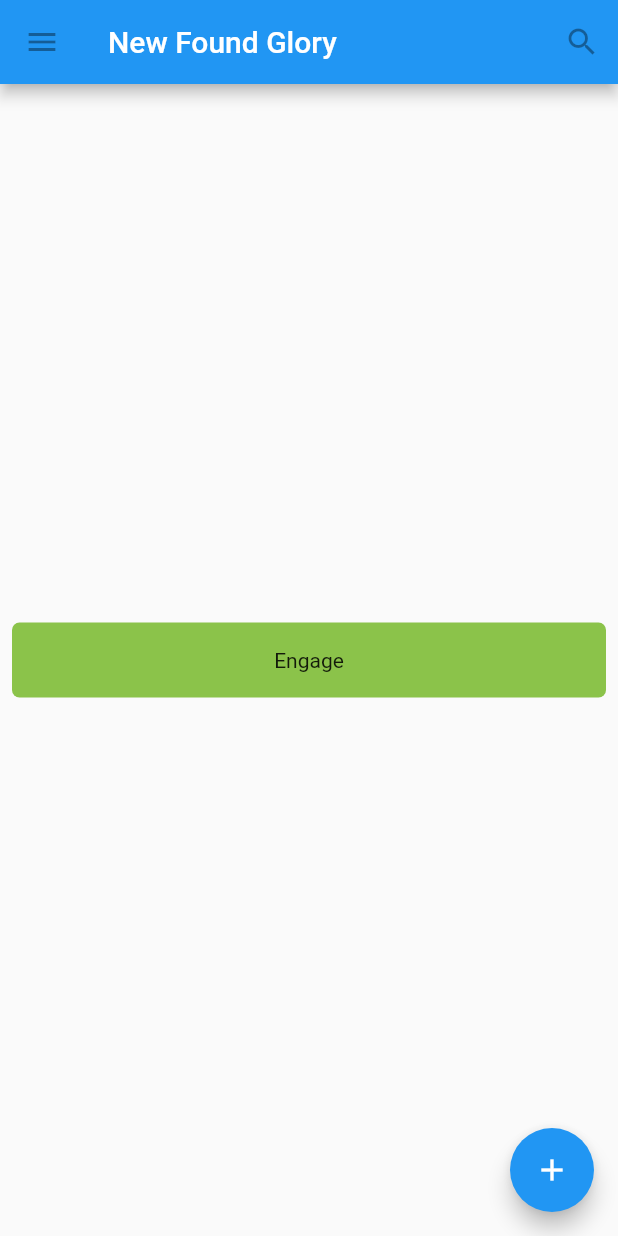
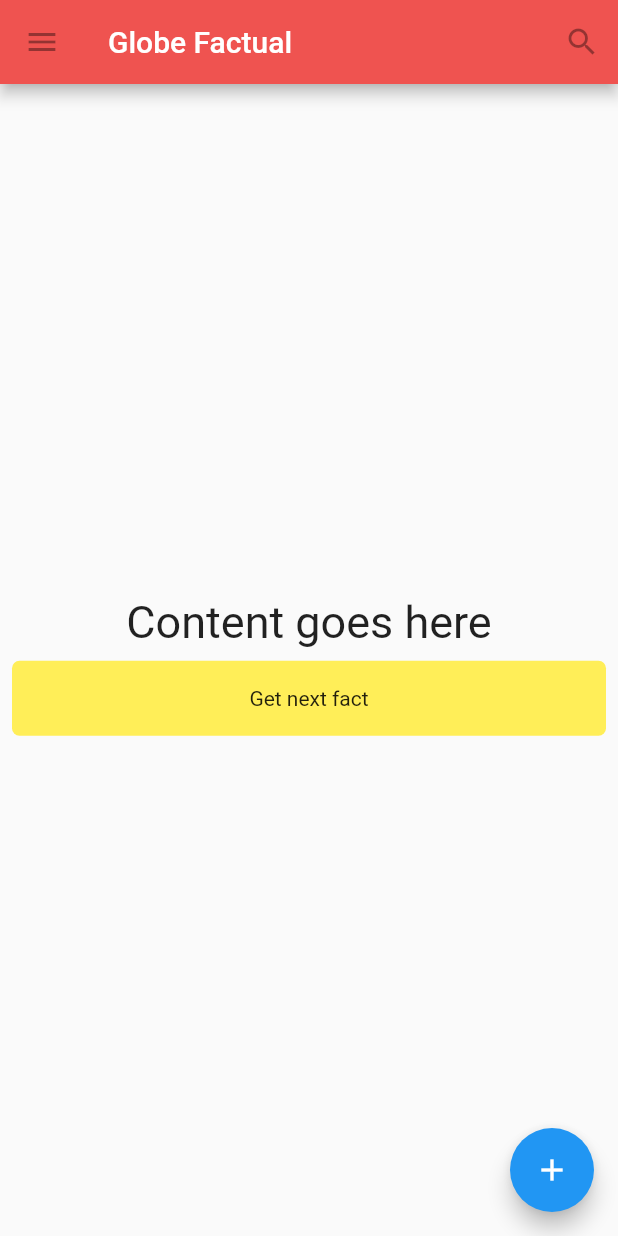
Before and after one commit to doctype-Melvin/flutter-api, a Flutter app: the HomePage screen opened directly, on a phone screen of 412 x 824 dp. Run offline on Flutter 3.47's test engine with Material 2 defaults, Android fonts, the phone set to English and light mode, and no system bars.

Commit message:
basic app layout with Scaffolding

```diff
--- a/lib/main.dart
+++ b/lib/main.dart
@@ -3,6 +3,7 @@ import 'package:flutter/material.dart';
 void main() {
   runApp(
     const MaterialApp(
+      title: 'Globe Factual',
       home: Scaffold(),
     ),
   );
@@ -15,12 +16,13 @@ class HomePage extends StatelessWidget {
   Widget build(BuildContext context) {
     return Scaffold(
       appBar: AppBar(
+        backgroundColor: Colors.red[400],
         leading: const IconButton(
           icon: Icon(Icons.menu),
           tooltip: 'Navigation Menu',
           onPressed: null,
         ),
-        title: const Text('New Found Glory'),
+        title: const Text('Globe Factual'),
         actions: const [
           IconButton(
             onPressed: null,
@@ -30,8 +32,21 @@ class HomePage extends StatelessWidget {
         ],
       ),
       body: const Center(
-        child: MyButton(),
-      ),
+          child: Column(
+        mainAxisAlignment: MainAxisAlignment.center,
+        children: <Widget>[
+          Padding(
+            padding: EdgeInsets.all(8),
+            child: Text(
+              'Content goes here',
+              style: TextStyle(
+                fontSize: 30,
+              ),
+            ),
+          ),
+          MyButton(),
+        ],
+      )),
       floatingActionButton: const FloatingActionButton(
         onPressed: null,
         tooltip: 'Add',
@@ -56,9 +71,9 @@ class MyButton extends StatelessWidget {
         margin: const EdgeInsets.symmetric(horizontal: 8),
         decoration: BoxDecoration(
           borderRadius: BorderRadius.circular(5),
-          color: Colors.lightGreen[500],
+          color: Colors.yellow[400],
         ),
-        child: const Center(child: Text('Engage')),
+        child: const Center(child: Text('Get next fact')),
       ),
     );
   }
```
